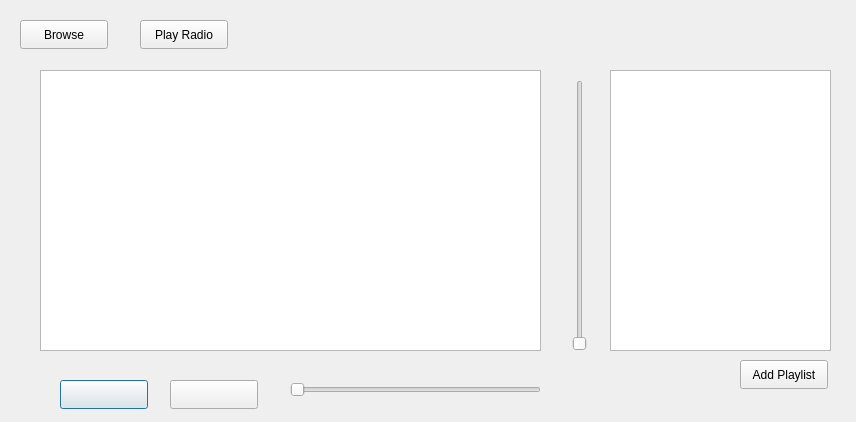
sticken88/music-player, file gui/frontend.ui: the form before one commit.
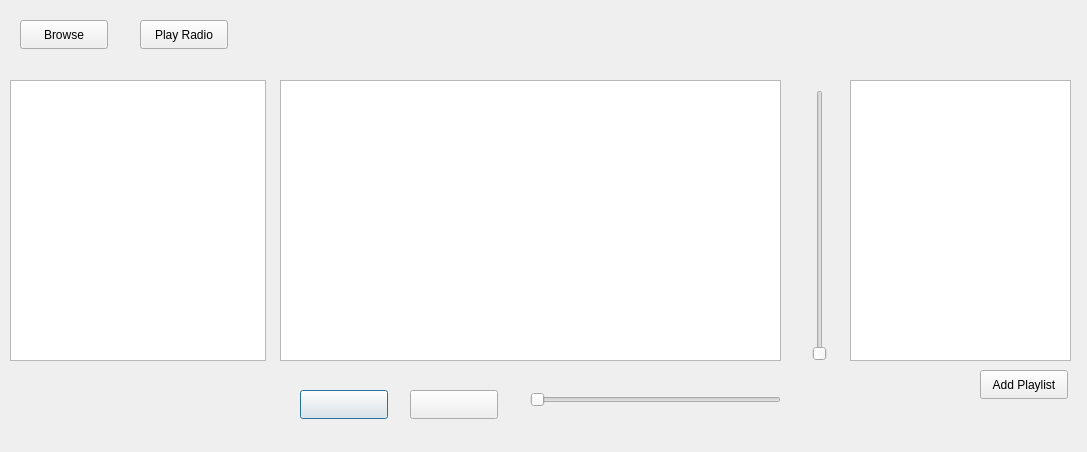
The form after the commit. Icons and pictures are not drawn.

Commit message: Added TreeView to handle the file system.

What changed in the file:
```diff
--- a/gui/frontend.ui
+++ b/gui/frontend.ui
@@ -6,8 +6,8 @@
    <rect>
     <x>0</x>
     <y>0</y>
-    <width>856</width>
-    <height>422</height>
+    <width>1087</width>
+    <height>452</height>
    </rect>
   </property>
   <property name="windowTitle">
@@ -16,8 +16,8 @@
   <widget class="QPushButton" name="playButton">
    <property name="geometry">
     <rect>
-     <x>60</x>
-     <y>380</y>
+     <x>300</x>
+     <y>390</y>
      <width>88</width>
      <height>29</height>
     </rect>
@@ -33,8 +33,8 @@
   <widget class="QPushButton" name="stopButton">
    <property name="geometry">
     <rect>
-     <x>170</x>
-     <y>380</y>
+     <x>410</x>
+     <y>390</y>
      <width>88</width>
      <height>29</height>
     </rect>
@@ -63,8 +63,8 @@
   <widget class="QListWidget" name="songsListWidget">
    <property name="geometry">
     <rect>
-     <x>40</x>
-     <y>70</y>
+     <x>280</x>
+     <y>80</y>
      <width>501</width>
      <height>281</height>
     </rect>
@@ -73,8 +73,8 @@
   <widget class="QSlider" name="elapsedTimeSlider">
    <property name="geometry">
     <rect>
-     <x>290</x>
-     <y>380</y>
+     <x>530</x>
+     <y>390</y>
      <width>251</width>
      <height>20</height>
     </rect>
@@ -86,8 +86,8 @@
   <widget class="QSlider" name="volumeSlider">
    <property name="geometry">
     <rect>
-     <x>570</x>
-     <y>80</y>
+     <x>810</x>
+     <y>90</y>
      <width>20</width>
      <height>271</height>
     </rect>
@@ -99,8 +99,8 @@
   <widget class="QListWidget" name="playlistListWidget">
    <property name="geometry">
     <rect>
-     <x>610</x>
-     <y>70</y>
+     <x>850</x>
+     <y>80</y>
      <width>221</width>
      <height>281</height>
     </rect>
@@ -109,8 +109,8 @@
   <widget class="QPushButton" name="addPlaylistButton">
    <property name="geometry">
     <rect>
-     <x>740</x>
-     <y>360</y>
+     <x>980</x>
+     <y>370</y>
      <width>88</width>
      <height>29</height>
     </rect>
@@ -132,6 +132,16 @@
     <string>Play Radio</string>
    </property>
   </widget>
+  <widget class="QTreeView" name="fs_tree">
+   <property name="geometry">
+    <rect>
+     <x>10</x>
+     <y>80</y>
+     <width>256</width>
+     <height>281</height>
+    </rect>
+   </property>
+  </widget>
  </widget>
  <resources/>
  <connections/>
```
